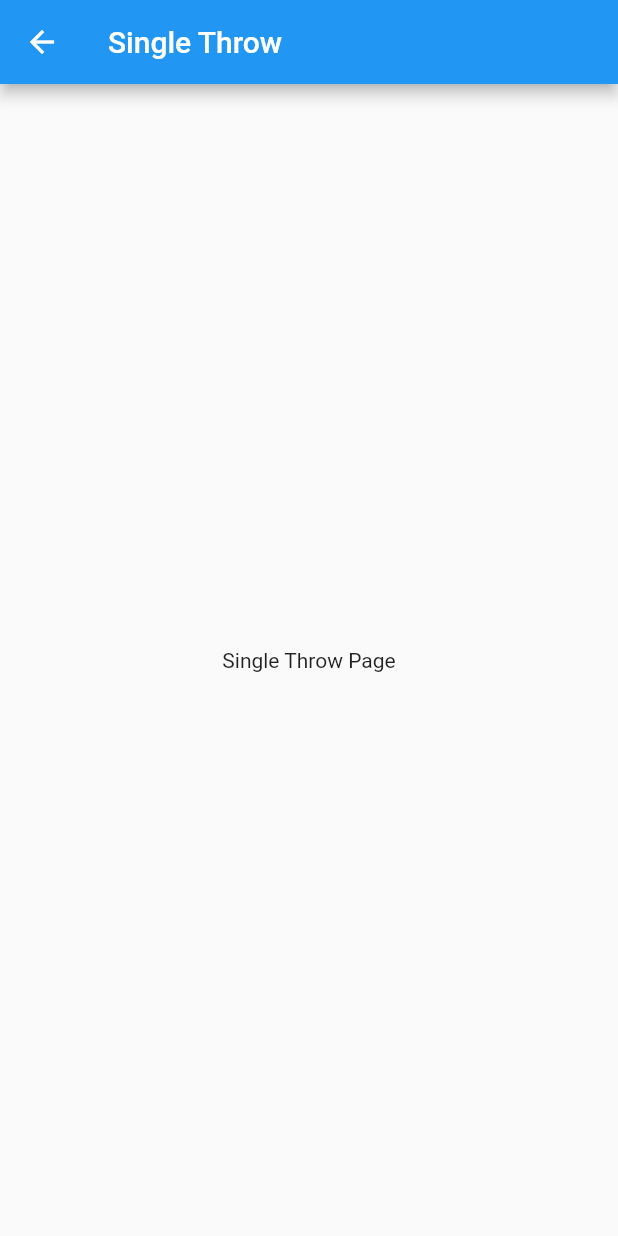
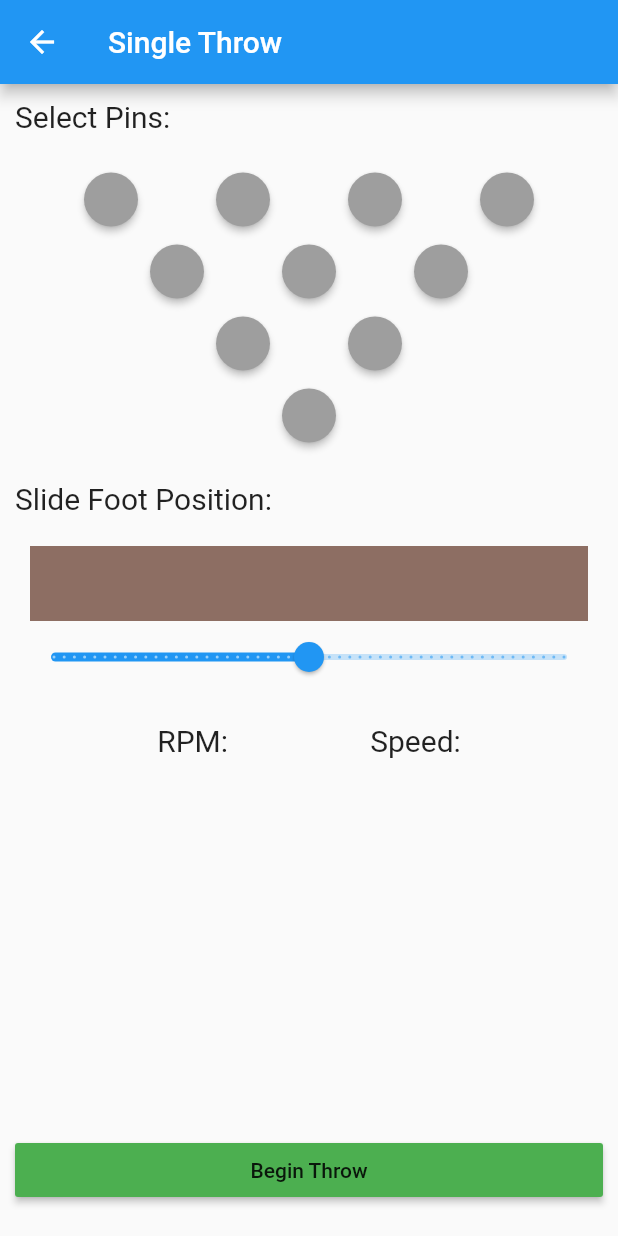
Before and after one commit to george-bidgood/BetterBowlingBall, a Flutter app: the SingleThrowPage screen opened by its route, on a phone screen of 412 x 824 dp. Run offline on Flutter 3.47's test engine with Material 2 defaults, Android fonts, the phone set to English and light mode, and no system bars; our stand-ins replace flutter_blue, sqflite; missing offline and left inert: dart:ffi; accounts and stored records are empty.

Commit message:
basic single throw UI

```diff
--- a/better_bowling_ball/lib/single_throw_page.dart
+++ b/better_bowling_ball/lib/single_throw_page.dart
@@ -8,11 +8,142 @@ class SingleThrowPage extends StatefulWidget {
 }
 
 class _SingleThrowPageState extends State<SingleThrowPage> {
+  final double labelSize = 20;
+
+  List<bool> selectedPins = <bool>[];
+  double _currentSliderValue = 50;
+  bool midThrow = false;
+
+  Widget pinButton(int index) {
+    return MaterialButton(
+      onPressed: () {
+        if (midThrow) {
+          setState(() {
+            selectedPins[index] = !selectedPins[index];
+          });
+        }
+      },
+      color: selectedPins[index] ? Colors.green : Colors.grey,
+      shape: const CircleBorder(),
+    );
+  }
+
+  clearPins() {
+    for (var i = 0; i < 10; i++) {
+      selectedPins[i] = false;
+    }
+  }
+
+  Widget pinInterface() {
+    for (var i = 0; i < 10; i++) {
+      selectedPins.add(false);
+    }
+
+    return Column(
+      children: [
+        Row(
+          children: [pinButton(6), pinButton(7), pinButton(8), pinButton(9)],
+          mainAxisAlignment: MainAxisAlignment.center,
+        ),
+        Row(
+          children: [pinButton(3), pinButton(4), pinButton(5)],
+          mainAxisAlignment: MainAxisAlignment.center,
+        ),
+        Row(
+          children: [
+            pinButton(1),
+            pinButton(2),
+          ],
+          mainAxisAlignment: MainAxisAlignment.center,
+        ),
+        Row(
+          children: [pinButton(0)],
+          mainAxisAlignment: MainAxisAlignment.center,
+        )
+      ],
+    );
+  }
+
   @override
   Widget build(BuildContext context) {
     return Scaffold(
-      appBar: AppBar(title: const Text("Single Throw")),
-      body: const Center(child: Text('Single Throw Page')),
-    );
+        appBar: AppBar(title: const Text("Single Throw")),
+        body: SafeArea(
+          child: Padding(
+            padding: const EdgeInsets.fromLTRB(10, 10, 10, 20),
+            child:
+                Column(crossAxisAlignment: CrossAxisAlignment.start, children: [
+              Text(
+                "Select Pins:",
+                style: TextStyle(fontSize: labelSize),
+              ),
+              const SizedBox(
+                height: 20,
+              ),
+              pinInterface(),
+              const SizedBox(
+                height: 20,
+              ),
+              Text("Slide Foot Position:",
+                  style: TextStyle(fontSize: labelSize)),
+              // const Image(image: AssetImage('lane_image.jpg')),
+              const SizedBox(
+                height: 20,
+              ),
+              Center(
+                  child: Container(
+                width: MediaQuery.of(context).size.width - 40,
+                height: 50,
+                color: Colors.brown.shade400,
+              )),
+              Slider(
+                value: _currentSliderValue,
+                min: 0,
+                max: 100,
+                divisions: 50,
+                onChanged: (double value) {
+                  if (midThrow) {
+                    setState(() {
+                      _currentSliderValue = value;
+                    });
+                  }
+                },
+              ),
+              const SizedBox(
+                height: 20,
+              ),
+              Row(
+                children: [
+                  const Spacer(),
+                  Text("RPM:", style: TextStyle(fontSize: labelSize)),
+                  const Spacer(),
+                  Text("Speed:", style: TextStyle(fontSize: labelSize)),
+                  const Spacer(),
+                ],
+              ),
+              const Spacer(),
+              Column(crossAxisAlignment: CrossAxisAlignment.stretch, children: [
+                MaterialButton(
+                  onPressed: () {
+                    if (midThrow) {
+                      setState(() {
+                        clearPins();
+                        _currentSliderValue = 50;
+                      });
+                    }
+
+                    setState(() {
+                      midThrow = !midThrow;
+                    });
+                  },
+                  child: midThrow
+                      ? const Text("End Throw")
+                      : const Text("Begin Throw"),
+                  color: midThrow ? Colors.red : Colors.green,
+                )
+              ])
+            ]),
+          ),
+        ));
   }
 }
--- a/better_bowling_ball/pubspec.yaml
+++ b/better_bowling_ball/pubspec.yaml
@@ -61,9 +61,8 @@ flutter:
   uses-material-design: true
 
   # To add assets to your application, add an assets section, like this:
-  # assets:
-  #   - images/a_dot_burr.jpeg
-  #   - images/a_dot_ham.jpeg
+  assets:
+    - assets/
 
   # An image asset can refer to one or more resolution-specific "variants", see
   # https://flutter.dev/assets-and-images/#resolution-aware.
```
Also changed, not shown: better_bowling_ball/assets/lane_image.jpg (added).
